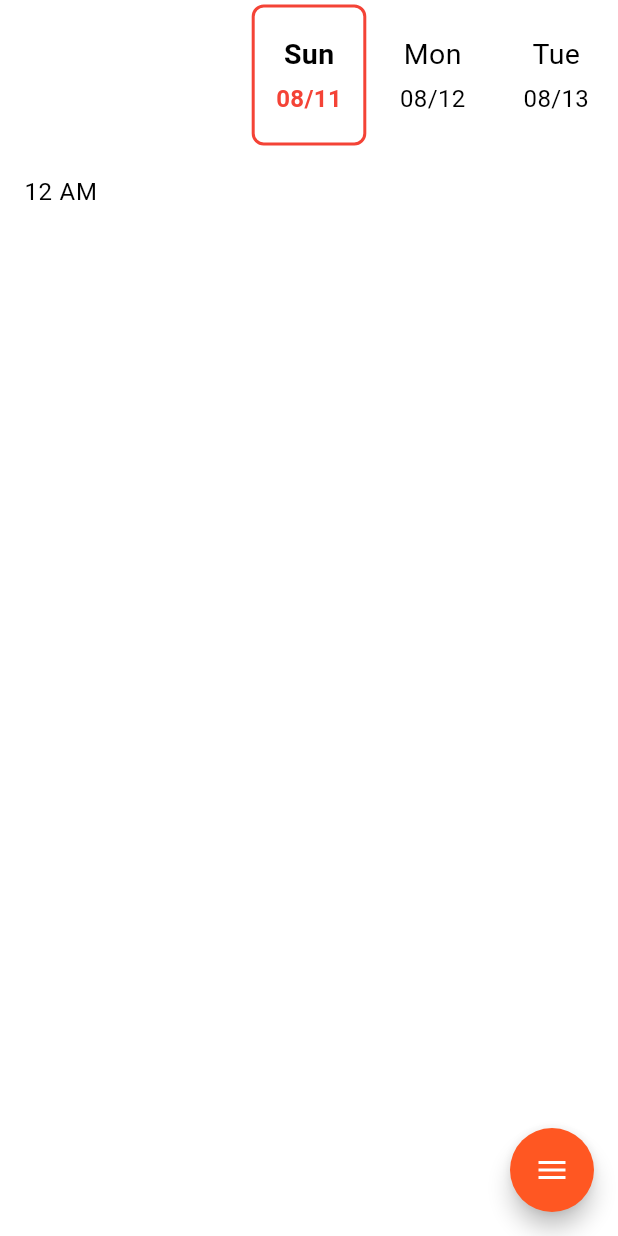
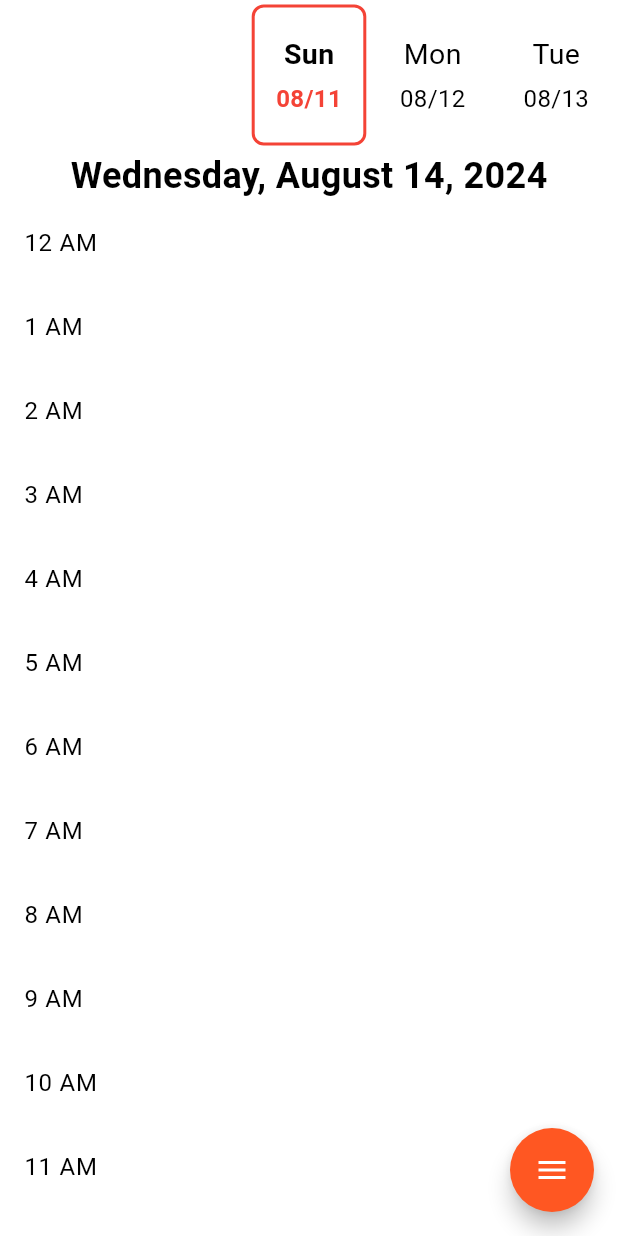
Before and after one commit to Sachito69/AcademyAide, a Flutter app: the Homepage screen opened by its route, on a phone screen of 412 x 824 dp. Run offline on Flutter 3.47's test engine with Material 3 defaults, Android fonts, the phone set to English and light mode, and no system bars; drawn by our look-alikes of flutter_speed_dial.

Commit message:
homepage cleanup

```diff
--- a/lib/pages/home.dart
+++ b/lib/pages/home.dart
@@ -1,6 +1,7 @@
 import 'package:flutter/material.dart';
 import 'package:project/components/floatingButton.dart';
 import 'package:project/components/weekBar.dart';
+import 'package:intl/intl.dart';
 
 class Homepage extends StatefulWidget {
   @override
@@ -12,17 +13,11 @@ class _HomepageState extends State<Homepage> {
     'Sun', 'Mon', 'Tue', 'Wed', 'Thur', 'Fri', 'Sat'
   ];
 
-  final List<String> hoursOfDay = List.generate(24, (index) {
-    if (index == 0) {
-      return '12 AM';
-    } else if (index == 12) {
-      return '12 NN';
-    } else if (index < 12) {
-      return '${index} AM';
-    } else {
-      return '${index - 12} PM';
-    }
-  });
+  // Generate a list of the next 30 days starting from today
+  final List<DateTime> dates = List.generate(
+    30,
+    (index) => DateTime.now().add(Duration(days: index)),
+  );
 
   int selectedDayIndex = 0;
 
@@ -43,10 +38,32 @@ class _HomepageState extends State<Homepage> {
           Expanded(
             child: PageView.builder(
               scrollDirection: Axis.vertical,
-              itemCount: hoursOfDay.length,
+              itemCount: dates.length,
+              onPageChanged: (index) {
+                setState(() {
+                  selectedDayIndex = index;
+                });
+              },
               itemBuilder: (context, index) {
-                return ListTile(
-                  title: Text(hoursOfDay[index]),
+                DateTime date = dates[index];
+                return Column(
+                  children: [
+                    Text(
+                      DateFormat('EEEE, MMMM d, y').format(date),
+                      style: TextStyle(fontSize: 24, fontWeight: FontWeight.bold),
+                    ),
+                    Expanded(
+                      child: ListView.builder(
+                        itemCount: 24,
+                        itemBuilder: (context, hourIndex) {
+                          String hour = _getFormattedHour(hourIndex);
+                          return ListTile(
+                            title: Text(hour),
+                          );
+                        },
+                      ),
+                    ),
+                  ],
                 );
               },
             ),
@@ -56,4 +73,16 @@ class _HomepageState extends State<Homepage> {
       floatingActionButton: const CustomFloatingActionButton(),
     );
   }
+
+  String _getFormattedHour(int hourIndex) {
+    if (hourIndex == 0) {
+      return '12 AM';
+    } else if (hourIndex == 12) {
+      return '12 NN';
+    } else if (hourIndex < 12) {
+      return '${hourIndex} AM';
+    } else {
+      return '${hourIndex - 12} PM';
+    }
+  }
 }
```
